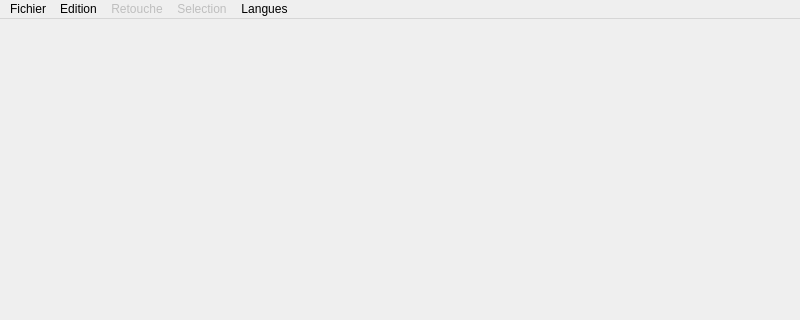
Old version of the form mainwindowmenu.ui in the repository sykom1/Projet_IHM; both pictures show x 0 to 800 and y 0 to 320 of the 800 by 600 pixel window.
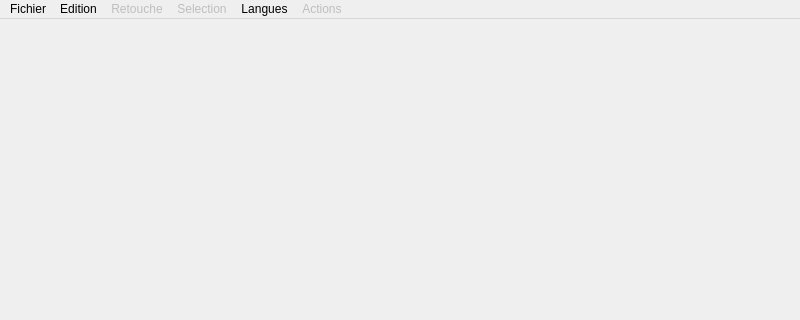
New version of the form.

Commit message: Ajout du pseudo zoom

What changed in the file:
```diff
--- a/mainwindowmenu.ui
+++ b/mainwindowmenu.ui
@@ -2,6 +2,9 @@
 <ui version="4.0">
  <class>mainWindowMenu</class>
  <widget class="QMainWindow" name="mainWindowMenu">
+  <property name="enabled">
+   <bool>true</bool>
+  </property>
   <property name="geometry">
    <rect>
     <x>0</x>
@@ -20,7 +23,7 @@
      <x>0</x>
      <y>0</y>
      <width>800</width>
-     <height>25</height>
+     <height>21</height>
     </rect>
    </property>
    <widget class="QMenu" name="menuFile">
@@ -97,11 +100,21 @@
     <addaction name="action_Revenir"/>
     <addaction name="actionRevenir_en_avant"/>
    </widget>
+   <widget class="QMenu" name="menuActions">
+    <property name="enabled">
+     <bool>false</bool>
+    </property>
+    <property name="title">
+     <string>Actions</string>
+    </property>
+    <addaction name="actionZoom"/>
+   </widget>
    <addaction name="menuFile"/>
    <addaction name="menuEdition"/>
    <addaction name="menuRetouche"/>
    <addaction name="menuSelection"/>
    <addaction name="menuLangues"/>
+   <addaction name="menuActions"/>
   </widget>
   <widget class="QStatusBar" name="statusbar"/>
   <action name="actionOpenImage">
```
Left out of the diff: 5 changed lines with no effect on the pictures. The commit also changes 2 other files.
